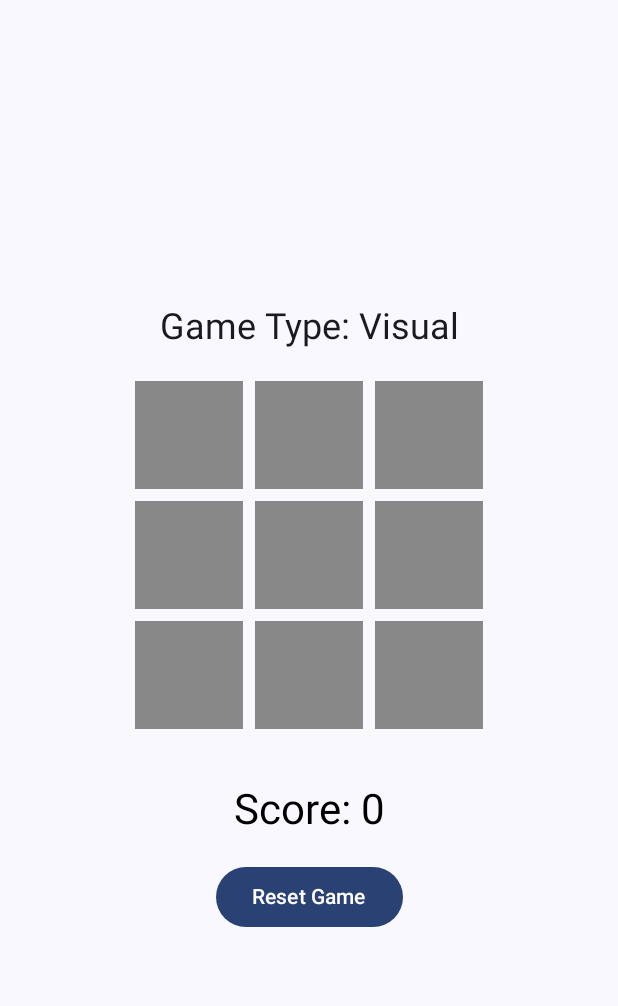
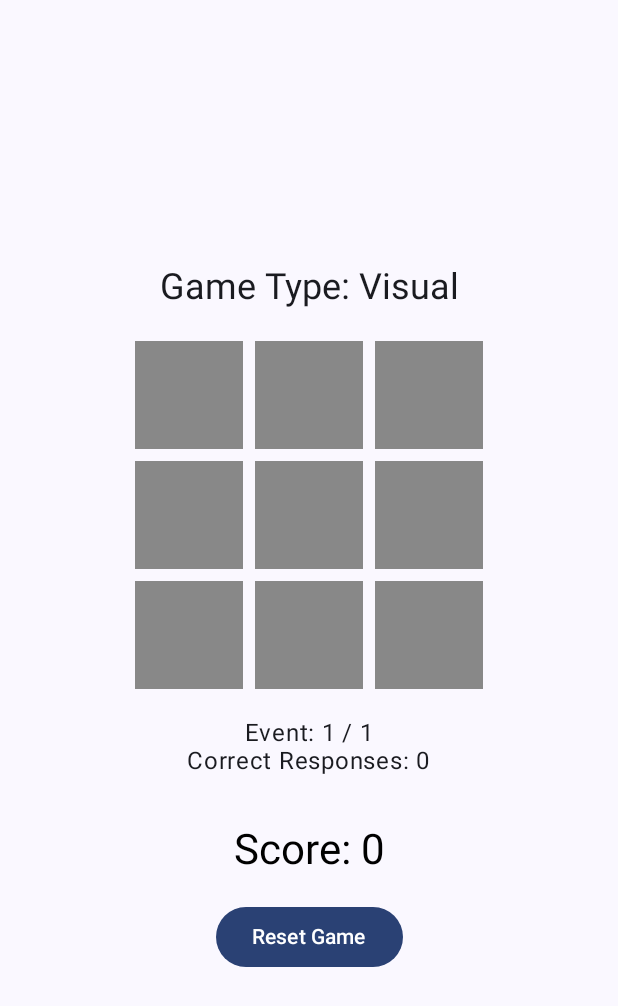
Before and after one commit to gemini9705/NBackGame, an Android app built with Jetpack Compose: the screen it shows after launch (MainActivity), after a tap on "Visual", on a phone screen of 412 x 824 dp. Shown: the top 1006 px of the screen. Run offline under Robolectric (Android 15) with nearby library versions, the light colour scheme and no system bars; 3 statements that could not run were skipped.

Commit message:
Event information added

```diff
--- a/app/src/main/java/mobappdev/example/nback_cimpl/ui/screens/GameScreen.kt
+++ b/app/src/main/java/mobappdev/example/nback_cimpl/ui/screens/GameScreen.kt
@@ -17,7 +17,6 @@ import mobappdev.example.nback_cimpl.ui.viewmodels.GameViewModel
 import mobappdev.example.nback_cimpl.ui.viewmodels.GameType
 import mobappdev.example.nback_cimpl.ui.viewmodels.GameVM
 
-
 /**
  * This is the GameScreen composable.
  *
@@ -35,6 +34,8 @@ fun GameScreen(vm: GameViewModel) {
     val gameState by vm.gameState.collectAsState()
     val score by vm.score.collectAsState()
     val feedback by vm.feedback.collectAsState()
+    val currentEventNumber by vm.currentEventNumber.collectAsState()
+    val correctResponses by vm.correctResponses.collectAsState()
 
     Column(
         modifier = Modifier
@@ -55,8 +56,19 @@ fun GameScreen(vm: GameViewModel) {
                 }
             )
             GameType.Audio -> Text("Audio cue: ${gameState.eventValue}")
-            //GameType.AudioVisual -> Text("Audio-Visual mode not implemented") // Placeholder
         }
+
+        Spacer(modifier = Modifier.height(16.dp))
+
+        // Display current event number and correct responses
+        Text(
+            text = "Event: $currentEventNumber / ${vm.nBack}", // assuming total events are managed elsewhere
+            style = MaterialTheme.typography.bodyLarge
+        )
+        Text(
+            text = "Correct Responses: $correctResponses",
+            style = MaterialTheme.typography.bodyLarge
+        )
 
         Spacer(modifier = Modifier.height(16.dp))
 
--- a/app/src/main/java/mobappdev/example/nback_cimpl/ui/viewmodels/GameVM.kt
+++ b/app/src/main/java/mobappdev/example/nback_cimpl/ui/viewmodels/GameVM.kt
@@ -17,41 +17,26 @@ import mobappdev.example.nback_cimpl.GameApplication
 import mobappdev.example.nback_cimpl.NBackHelper
 import mobappdev.example.nback_cimpl.data.UserPreferencesRepository
 
-/**
- * This is the GameViewModel.
- *
- * It is good practice to first make an interface, which acts as the blueprint
- * for your implementation. With this interface we can create fake versions
- * of the viewmodel, which we can use to test other parts of our app that depend on the VM.
- *
- * Our viewmodel itself has functions to start a game, to specify a gametype,
- * and to check if we are having a match
- *
- * Date: 25-08-2023
- * Version: Version 1.0
- * Author: Yeetivity
- *
- */
-
-
 interface GameViewModel {
     val gameState: StateFlow<GameState>
     val score: StateFlow<Int>
     val highscore: StateFlow<Int>
-    val feedback: StateFlow<GameVM.FeedbackType>  // Add feedback here
+    val feedback: StateFlow<GameVM.FeedbackType>
     val nBack: Int
+    val currentEventNumber: StateFlow<Int>
+    val correctResponses: StateFlow<Int>
 
     fun setGameType(gameType: GameType)
     fun startGame()
     fun resetGame()
-    fun checkMatch(selectedTile: Int)  // Modified to accept selectedTile
+    fun checkMatch(selectedTile: Int)
 }
 
 class GameVM(
     private val userPreferencesRepository: UserPreferencesRepository
 ) : GameViewModel, ViewModel() {
 
-    private var previousEventValue: Int = -1 // Track previous event for 1-back logic
+    private var previousEventValue: Int = -1
     private val _gameState = MutableStateFlow(GameState())
     override val gameState: StateFlow<GameState> = _gameState.asStateFlow()
 
@@ -72,7 +57,14 @@ class GameVM(
     private val eventInterval: Long = 2000L
     private val nBackHelper = NBackHelper()
     private var events = emptyArray<Int>()
-    private var isFirstEvent = true // Flag to prevent scoring on the first step
+    private var isFirstEvent = true
+
+    // Add these properties to track the state of the ongoing game
+    private val _currentEventNumber = MutableStateFlow(1)
+    override val currentEventNumber: StateFlow<Int> = _currentEventNumber.asStateFlow()
+
+    private val _correctResponses = MutableStateFlow(0)
+    override val correctResponses: StateFlow<Int> = _correctResponses.asStateFlow()
 
     override fun setGameType(gameType: GameType) {
         _gameState.value = _gameState.value.copy(gameType = gameType)
@@ -84,6 +76,8 @@ class GameVM(
         _feedback.value = FeedbackType.None
         previousEventValue = -1
         isFirstEvent = true // Reset flag for a new game
+        _correctResponses.value = 0 // Reset correct responses count
+        _currentEventNumber.value = 1 // Reset event number
 
         events = nBackHelper.generateNBackString(size = 10, combinations = 9, percentMatch = 30, nBack = nBack).toTypedArray()
         Log.d("GameVM", "New N-back sequence generated: ${events.contentToString()}")
@@ -95,16 +89,18 @@ class GameVM(
     }
 
     private suspend fun runGameLoop(events: Array<Int>) {
-        for (index in events.indices) {
+        for ((index, event) in events.withIndex()) {
+            _currentEventNumber.value = index + 1  // Update the event number
             _gameState.value = _gameState.value.copy(eventValue = -1)
             delay(300)
 
-            // Show the current event tile
-            _gameState.value = _gameState.value.copy(eventValue = events[index])
-            Log.d("GameVM", "Current eventValue: ${events[index]}")
+            _gameState.value = _gameState.value.copy(eventValue = event)
+            Log.d("GameVM", "Current eventValue: $event")
 
+            previousEventValue = event
             delay(eventInterval)
         }
+        _currentEventNumber.value = 1  // Reset to 1 for a new round if needed
     }
 
     override fun checkMatch(selectedTile: Int) {
@@ -114,6 +110,7 @@ class GameVM(
         // Only allow scoring if this isn't the first event and if it's a correct 1-back match
         if (!isFirstEvent && selectedTile == previousEventValue && currentEventValue == previousEventValue) {
             _score.value += 1
+            _correctResponses.value += 1 // Update correct responses count
             updateHighScore(_score.value)
             _feedback.value = FeedbackType.Correct
             Log.d("GameVM", "Correct 1-back match! Score updated to ${_score.value}")
@@ -163,7 +160,6 @@ class GameVM(
     }
 }
 
-
 class FakeVM: GameViewModel{
     override val gameState: StateFlow<GameState>
         get() = MutableStateFlow(GameState()).asStateFlow()
@@ -172,21 +168,16 @@ class FakeVM: GameViewModel{
     override val highscore: StateFlow<Int>
         get() = MutableStateFlow(42).asStateFlow()
     override val feedback: StateFlow<GameVM.FeedbackType>
-        get() = TODO("Not yet implemented")
+        get() = MutableStateFlow(GameVM.FeedbackType.None).asStateFlow()
     override val nBack: Int
         get() = 2
+    override val currentEventNumber: StateFlow<Int>
+        get() = MutableStateFlow(1).asStateFlow()
+    override val correctResponses: StateFlow<Int>
+        get() = MutableStateFlow(0).asStateFlow()
 
-    override fun setGameType(gameType: GameType) {
-    }
-
-    override fun startGame() {
-    }
-
-    override fun resetGame() {
-        TODO("Not yet implemented")
-    }
-
-    override fun checkMatch(selectedTile: Int) {
-        TODO("Not yet implemented")
-    }
+    override fun setGameType(gameType: GameType) {}
+    override fun startGame() {}
+    override fun resetGame() {}
+    override fun checkMatch(selectedTile: Int) {}
 }
```
Also changed, not shown: 1 other file.
